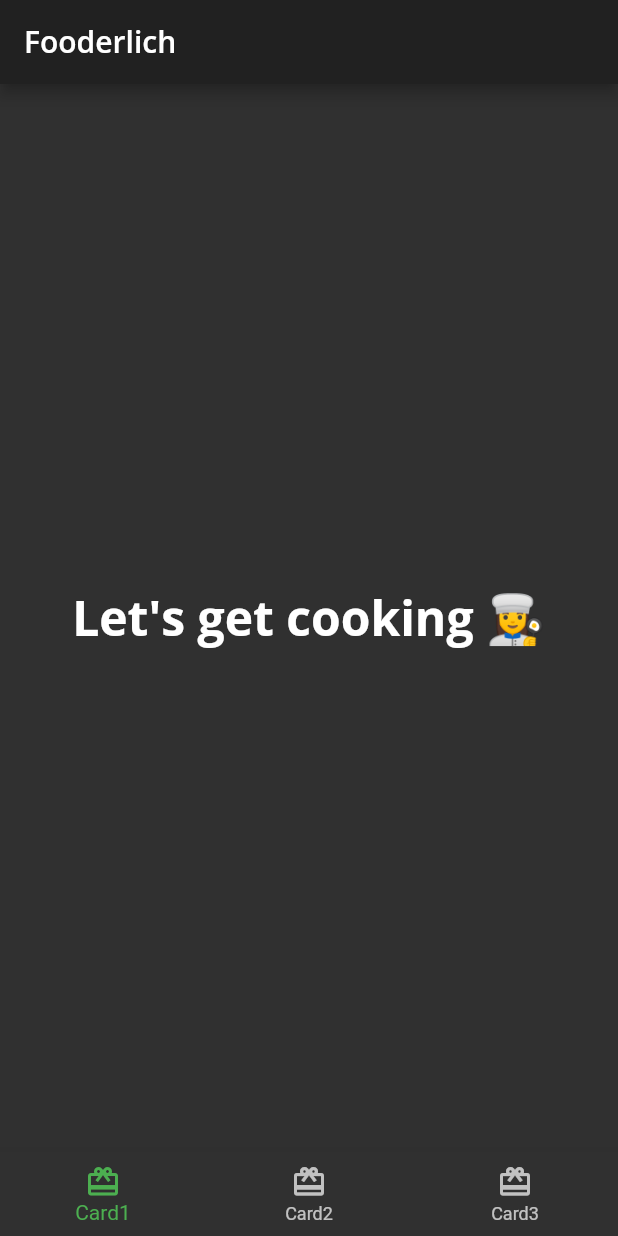
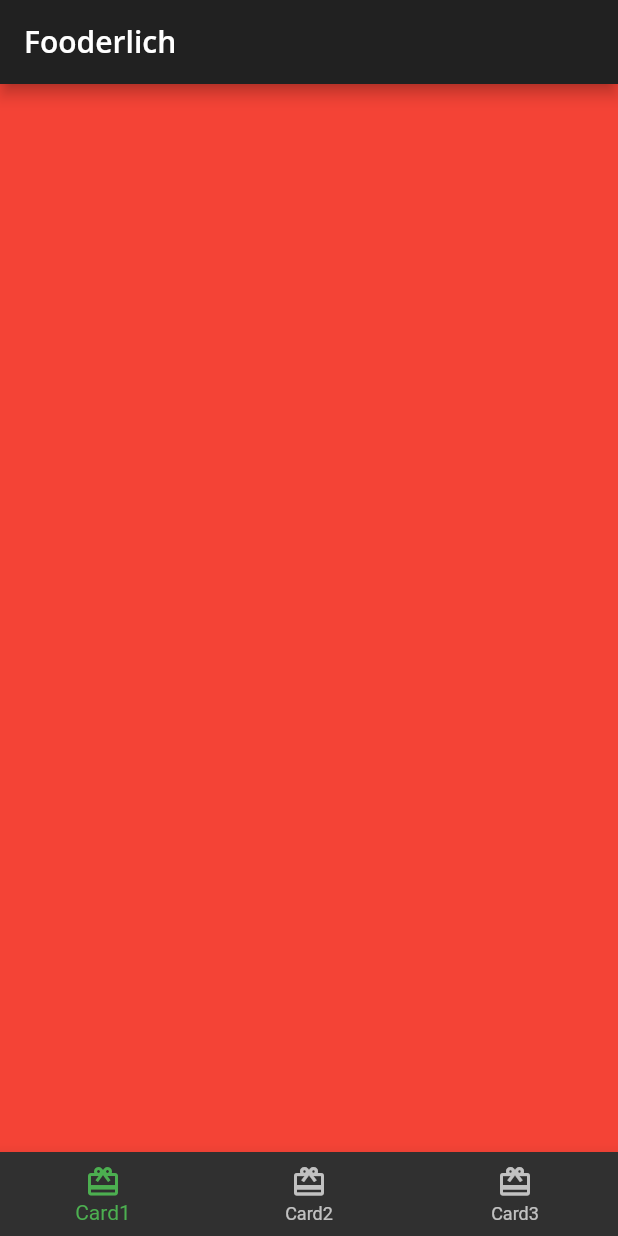
Before and after one commit to FrancaTM/fooderlich_flutter_rw, a Flutter app: the screen it shows after launch, on a phone screen of 412 x 824 dp. Run offline on Flutter 3.47's test engine with Material 2 defaults, Android fonts, the phone set to English and light mode, and no system bars; our stand-ins replace google_fonts.

```diff
--- a/lib/home.dart
+++ b/lib/home.dart
@@ -8,7 +8,21 @@ class Home extends StatefulWidget {
 }
 
 class _HomeState extends State<Home> {
-  // TODO: Add state variables and functions
+  int _selectedIndex = 0;
+  static List<Widget> pages = <Widget>[
+    // TODO: Replace with Card1
+    Container(color: Colors.red),
+    // TODO: Replace with Card2
+    Container(color: Colors.green),
+    // TODO: Replace with Card3
+    Container(color: Colors.blue)
+  ];
+
+  void _onItemTapped(int index) {
+    setState(() {
+      _selectedIndex = index;
+    });
+  }
 
   @override
   Widget build(BuildContext context) {
@@ -19,14 +33,11 @@ class _HomeState extends State<Home> {
           style: Theme.of(context).textTheme.headline6,
         ),
       ),
-      // TODO: Show selected tab
-      body: Center(
-        child: Text('Let\'s get cooking 👩‍🍳',
-            style: Theme.of(context).textTheme.headline1),
-      ),
+      body: pages[_selectedIndex],
       bottomNavigationBar: BottomNavigationBar(
         selectedItemColor: Theme.of(context).textSelectionTheme.selectionColor,
-        // TODO: Set selected tab bar
+        currentIndex: _selectedIndex,
+        onTap: _onItemTapped,
         items: <BottomNavigationBarItem>[
           const BottomNavigationBarItem(
             icon: Icon(Icons.card_giftcard),
```
